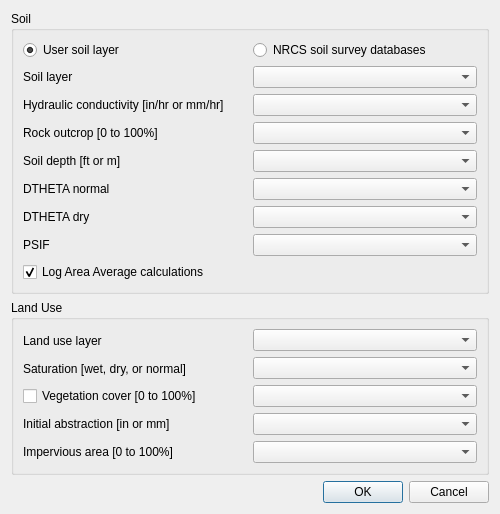
Above: flo2d/ui/infil_green_ampt.ui from FLO-2DSoftware/qgis-flo-2d-plugin before the change. Below: the same form after it.
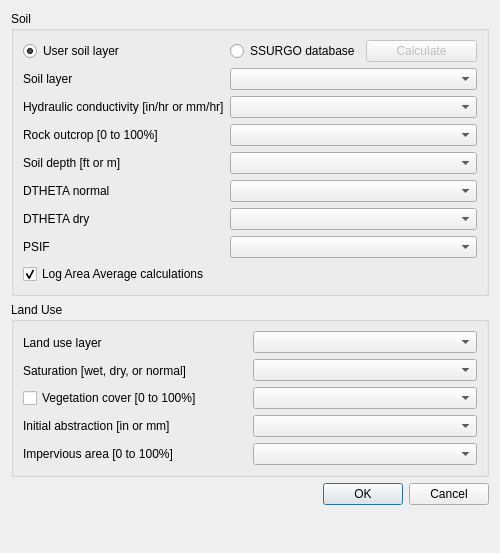
That is the form after the change.

Commit message:
The new methodology to obtain SSURGO data and use it on the G&A editor.
The infil_green_ampt.ui was modified.

```diff
--- a/flo2d/ui/infil_green_ampt.ui
+++ b/flo2d/ui/infil_green_ampt.ui
@@ -7,7 +7,7 @@
     <x>0</x>
     <y>0</y>
     <width>500</width>
-    <height>500</height>
+    <height>553</height>
    </rect>
   </property>
   <property name="windowTitle">
@@ -106,7 +106,7 @@
         </property>
        </widget>
       </item>
-      <item row="1" column="1">
+      <item row="1" column="1" colspan="2">
        <layout class="QGridLayout" name="gridLayout_5">
         <item row="4" column="0">
          <widget class="QComboBox" name="dthetan_cbo"/>
@@ -151,7 +151,17 @@
       <item row="0" column="1">
        <widget class="QRadioButton" name="rb_NRCS">
         <property name="text">
-         <string>NRCS soil survey databases</string>
+         <string>SSURGO database</string>
+        </property>
+       </widget>
+      </item>
+      <item row="0" column="2">
+       <widget class="QPushButton" name="calculateJE_btn">
+        <property name="enabled">
+         <bool>false</bool>
+        </property>
+        <property name="text">
+         <string>Calculate</string>
         </property>
        </widget>
       </item>
```
Left out of the diff: 398 changed lines with no effect on the pictures. The commit also changes 4 other files.
